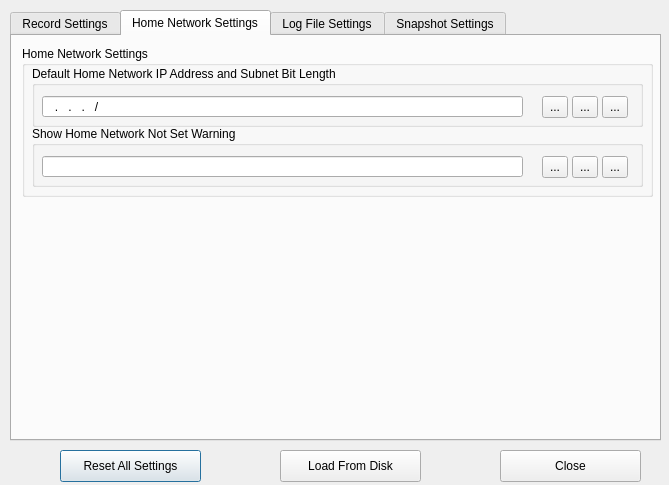
Above: src/generalsettingsdialog.ui from yestinj/inetvis before the change. Below: the same form after it.
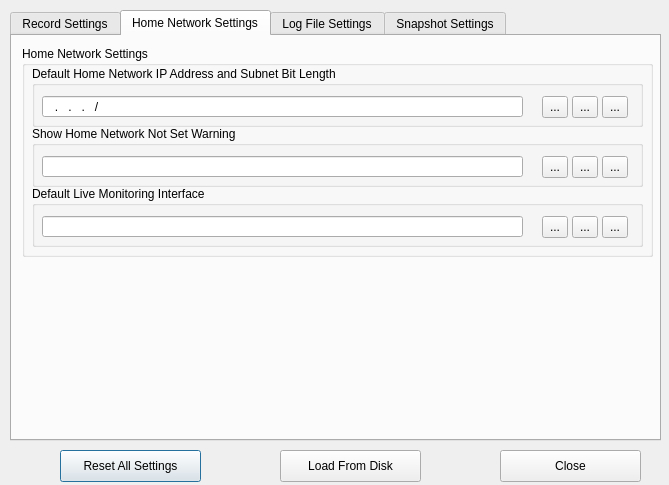
That is the form after the change. The open tabs and pages were chosen to show the change. Icons and pictures are not drawn.

Commit message: Added setting for default network interface, UI, and usage when monitoring local.

What changed in the file:
```diff
--- a/src/generalsettingsdialog.ui
+++ b/src/generalsettingsdialog.ui
@@ -608,7 +608,7 @@
        <x>10</x>
        <y>10</y>
        <width>631</width>
-       <height>151</height>
+       <height>211</height>
       </rect>
      </property>
      <property name="title">
@@ -801,6 +801,101 @@
        </property>
       </widget>
      </widget>
+     <widget class="QGroupBox" name="defaultMonitorInterfaceGroupBox">
+      <property name="geometry">
+       <rect>
+        <x>10</x>
+        <y>140</y>
+        <width>611</width>
+        <height>61</height>
+       </rect>
+      </property>
+      <property name="toolTip">
+       <string>The default network inteface to use when in monitor local host mode.</string>
+      </property>
+      <property name="title">
+       <string>Default Live Monitoring Interface</string>
+      </property>
+      <widget class="QLineEdit" name="defaultMonitorInterfaceLineEdit">
+       <property name="geometry">
+        <rect>
+         <x>10</x>
+         <y>30</y>
+         <width>481</width>
+         <height>21</height>
+        </rect>
+       </property>
+       <property name="inputMask">
+        <string/>
+       </property>
+       <property name="maxLength">
+        <number>32</number>
+       </property>
+      </widget>
+      <widget class="QToolButton" name="defaultMonitorInterfaceSave">
+       <property name="geometry">
+        <rect>
+         <x>510</x>
+         <y>30</y>
+         <width>26</width>
+         <height>22</height>
+        </rect>
+       </property>
+       <property name="toolTip">
+        <string>Save the current setting to disk</string>
+       </property>
+       <property name="text">
+        <string>...</string>
+       </property>
+       <property name="icon">
+        <iconset>
+         <normalon>:/icons/images/stock_calc-accept.png</normalon>
+        </iconset>
+       </property>
+      </widget>
+      <widget class="QToolButton" name="defaultMonitorInterfaceLoad">
+       <property name="geometry">
+        <rect>
+         <x>540</x>
+         <y>30</y>
+         <width>26</width>
+         <height>22</height>
+        </rect>
+       </property>
+       <property name="toolTip">
+        <string>Read the value of this setting from disk.</string>
+       </property>
+       <property name="text">
+        <string>...</string>
+       </property>
+       <property name="icon">
+        <iconset>
+         <normalon>:/icons/images/undo.png</normalon>
+        </iconset>
+       </property>
+      </widget>
+      <widget class="QToolButton" name="defaultMonitorInterfaceReset">
+       <property name="geometry">
+        <rect>
+         <x>570</x>
+         <y>30</y>
+         <width>26</width>
+         <height>22</height>
+        </rect>
+       </property>
+       <property name="toolTip">
+        <string>Reset this setting to its default.</string>
+       </property>
+       <property name="text">
+        <string>...</string>
+       </property>
+       <property name="icon">
+        <iconset>
+         <normalon>:/icons/images/stock_media-rec.png</normalon>
+        </iconset>
+       </property>
+      </widget>
+     </widget>
     </widget>
    </widget>
    <widget class="QWidget" name="logfileTab">
```
Left out of the diff: 51 changed lines with no effect on the pictures. The commit also changes 6 other files.
